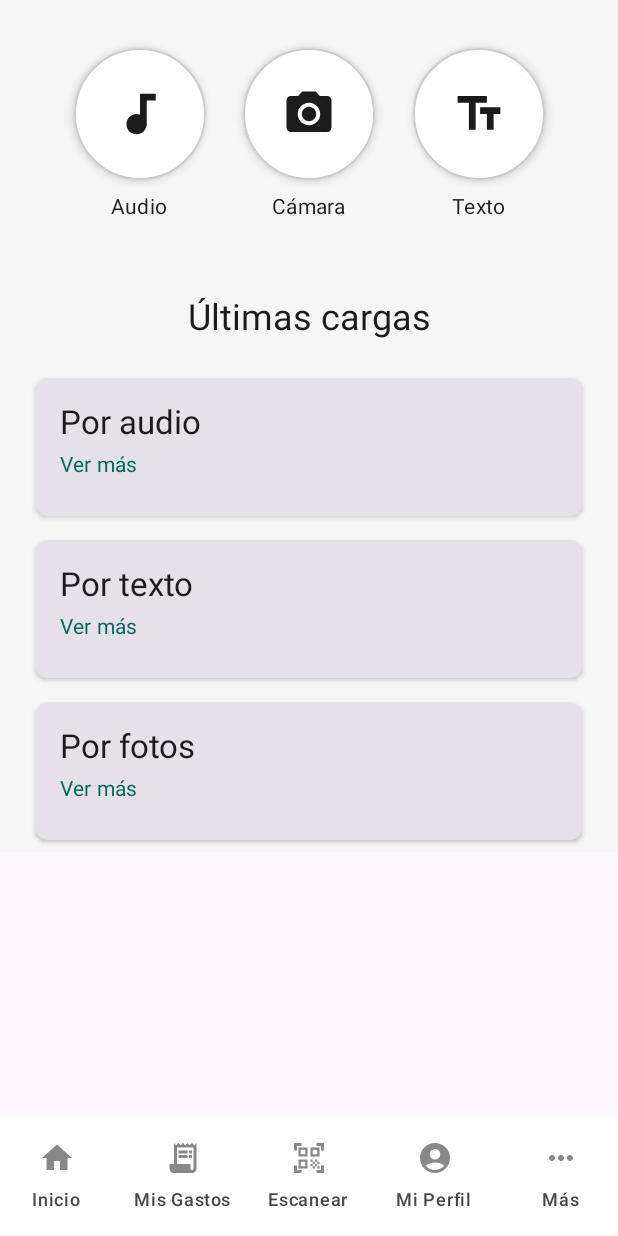
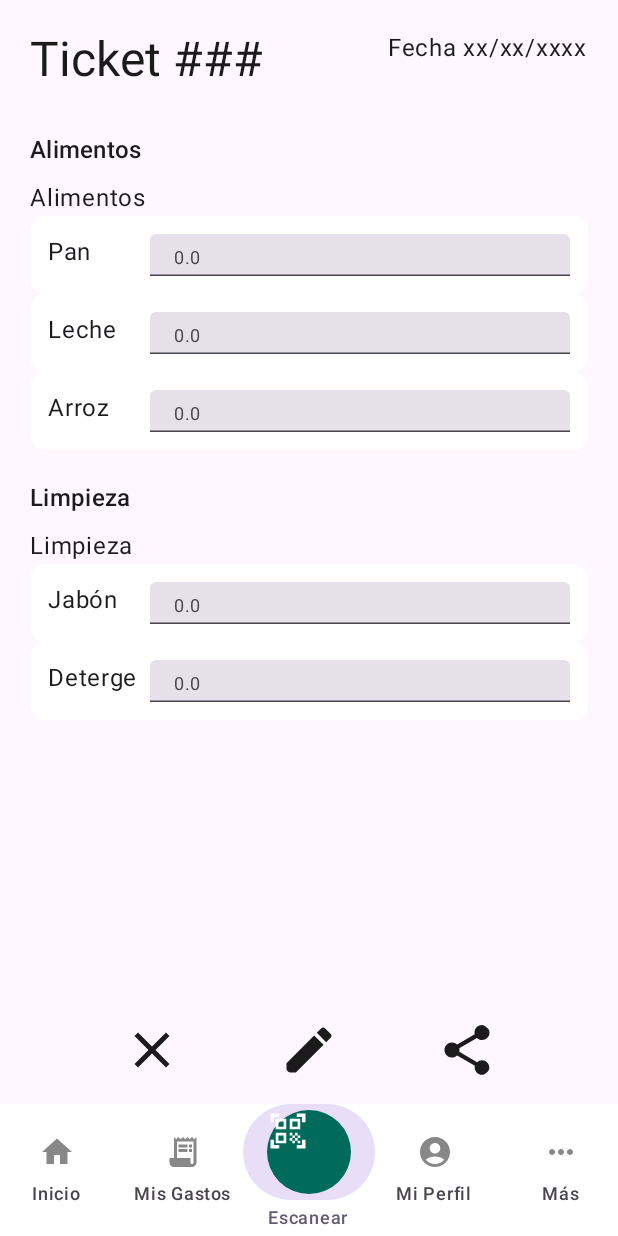
Before and after one commit to UTN-FRBA-Mobile/TicketScan, an Android app built with Jetpack Compose: the screen it shows after launch (MainActivity), item 3 of the bottom bar chosen, on a phone screen of 412 x 824 dp. Run offline under Robolectric (Android 15) with nearby library versions, the phone set to English and light mode, and no system bars.

Commit message:
Partial commit

```diff
--- a/app/src/main/java/com/example/ticketscan/MainActivity.kt
+++ b/app/src/main/java/com/example/ticketscan/MainActivity.kt
@@ -11,6 +11,7 @@ import androidx.compose.runtime.Composable
 import androidx.compose.ui.Modifier
 import androidx.compose.ui.tooling.preview.Preview
 import androidx.navigation.compose.rememberNavController
+import androidx.navigation.compose.composable
 import com.example.ticketscan.ui.components.TicketScanBottomNavigation
 import com.example.ticketscan.ui.screens.HomeScreen
 import com.example.ticketscan.ui.theme.TicketScanThemeProvider
@@ -24,12 +25,20 @@ class MainActivity : ComponentActivity() {
                 val navController = rememberNavController()
                 Scaffold(
                     modifier = Modifier.fillMaxSize(),
-                    bottomBar = { TicketScanBottomNavigation(navController) }
+                    bottomBar = { TicketScanBottomNavigation(navController) { navController.navigate("scan") } }
                 ) { innerPadding ->
-                    HomeScreen(
+                    // Simple NavHost to switch between screens so bottom navigation works and preview/navigation to ticket works
+                    androidx.navigation.compose.NavHost(
                         navController = navController,
+                        startDestination = "home",
                         modifier = Modifier.padding(innerPadding)
-                    )
+                    ) {
+                        composable("home") { HomeScreen(navController = navController) }
+                        composable("expenses") { /* TODO: Expenses screen */ HomeScreen(navController = navController) }
+                        composable("scan") { com.example.ticketscan.ui.screens.TicketScreen(navController = navController) }
+                        composable("profile") { /* TODO: Profile screen */ HomeScreen(navController = navController) }
+                        composable("more") { /* TODO: More screen */ HomeScreen(navController = navController) }
+                    }
                 }
             }
         }
--- /dev/null
+++ b/app/src/main/java/com/example/ticketscan/domain/repositories/TicketRepository.kt
@@ -0,0 +1,7 @@
+package com.example.ticketscan.domain.repositories
+
+import com.example.ticketscan.ui.screens.Category
+
+interface TicketRepository {
+    suspend fun createTicket(): List<Category>
+}
--- /dev/null
+++ b/app/src/main/java/com/example/ticketscan/domain/repositories/TicketRepositoryImpl.kt
@@ -0,0 +1,32 @@
+package com.example.ticketscan.domain.repositories
+
+import com.example.ticketscan.dto.CategoryDto
+import com.example.ticketscan.dto.ItemDto
+import com.example.ticketscan.dto.toDomain
+import com.example.ticketscan.ui.screens.Category
+
+class TicketRepositoryImpl : TicketRepository {
+    override suspend fun createTicket(): List<Category> {
+        val dtoList = listOf(
+            CategoryDto(
+                id = "1",
+                title = "Alimentos",
+                elements = listOf(
+                    ItemDto("pan", "Pan", 7.0F),
+                    ItemDto("leche", "Leche", 5.0F),
+                    ItemDto("arroz", "Arroz", 3.0F)
+                )
+            ),
+            CategoryDto(
+                id = "2",
+                title = "Limpieza",
+                elements = listOf(
+                    ItemDto("jabon", "Jabón", 2.0F),
+                    ItemDto("detergente", "Detergente", 1.0F)
+                )
+            )
+        )
+
+        return dtoList.map { it.toDomain() }
+    }
+}
--- /dev/null
+++ b/app/src/main/java/com/example/ticketscan/dto/CategoryDto.kt
@@ -0,0 +1,25 @@
+package com.example.ticketscan.dto
+
+import com.example.ticketscan.ui.screens.Category
+import com.example.ticketscan.ui.screens.Item
+
+data class CategoryDto(
+    val id: String,
+    val title: String,
+    val elements: List<ItemDto>
+)
+
+fun CategoryDto.toDomain(): Category {
+    return Category(
+        name = title,
+        items = elements.map { it.toDomain() }
+    )
+}
+
+fun ItemDto.toDomain(): Item {
+    return Item(
+        name = label,
+        route = "detalle/$id", // Ejemplo: generamos route en base al id
+        quantity = quantity
+    )
+}
--- /dev/null
+++ b/app/src/main/java/com/example/ticketscan/dto/ItemDto.kt
@@ -0,0 +1,7 @@
+package com.example.ticketscan.dto
+
+data class ItemDto(
+    val id: String,
+    val label: String,
+    val quantity: Float
+)
--- a/app/src/main/java/com/example/ticketscan/ui/components/TicketScanBottomNavigation.kt
+++ b/app/src/main/java/com/example/ticketscan/ui/components/TicketScanBottomNavigation.kt
@@ -4,6 +4,10 @@ import androidx.compose.material3.NavigationBar
 import androidx.compose.material3.NavigationBarItem
 import androidx.compose.material3.Icon
 import androidx.compose.material3.Text
+import androidx.compose.foundation.background
+import androidx.compose.foundation.layout.Box
+import androidx.compose.foundation.layout.size
+import androidx.compose.foundation.shape.CircleShape
 import androidx.compose.runtime.Composable
 import androidx.compose.runtime.getValue
 import androidx.compose.ui.Modifier
@@ -42,6 +46,31 @@ fun TicketScanBottomNavigation(
     ) {
         BottomNavItem.items.forEach { item ->
             val isSelected = currentRoute == item.route
+            if (item is BottomNavItem.Scan) {
+                // Render a larger circular central button
+                NavigationBarItem(
+                    icon = {
+                        Box(
+                            modifier = Modifier
+                                .size(56.dp)
+                                .background(color = TicketScanTheme.colors.primary, shape = CircleShape)
+                        ) {
+                            Icon(
+                                imageVector = item.icon,
+                                contentDescription = item.label,
+                                tint = TicketScanTheme.colors.onPrimary,
+                                modifier = Modifier.size(28.dp)
+                            )
+                        }
+                    },
+                    label = { Text(item.label) },
+                    selected = isSelected,
+                    onClick = {
+                        if (onScanClick != null) onScanClick()
+                    },
+                    alwaysShowLabel = false
+                )
+            } else {
                 NavigationBarItem(
                     icon = {
                         Icon(
@@ -52,15 +81,10 @@ fun TicketScanBottomNavigation(
                     },
                     label = { Text(item.label) },
                     selected = isSelected,
-                onClick = {
-                    if (item is BottomNavItem.Scan && onScanClick != null) {
-                        onScanClick()
-                    } else {
-                        navController.navigate(item.route)
-                    }
-                },
+                    onClick = { navController.navigate(item.route) },
                     alwaysShowLabel = true
                 )
             }
         }
     }
+}
--- a/app/src/main/java/com/example/ticketscan/ui/components/UploadOption.kt
+++ b/app/src/main/java/com/example/ticketscan/ui/components/UploadOption.kt
@@ -13,6 +13,7 @@ import androidx.compose.foundation.layout.size
 import androidx.compose.foundation.shape.CircleShape
 import androidx.compose.material3.Card
 import androidx.compose.material3.CardDefaults
+import androidx.compose.material3.Icon
 import androidx.compose.material3.Text
 import androidx.compose.runtime.Composable
 import androidx.compose.ui.Alignment
@@ -45,7 +46,7 @@ fun UploadOption(
                     .background(TicketScanTheme.colors.surface)
                     .fillMaxSize()
             ) {
-                androidx.compose.material3.Icon(
+                Icon(
                     imageVector = icon,
                     contentDescription = label,
                     tint = TicketScanTheme.colors.onSurface,
--- /dev/null
+++ b/app/src/main/java/com/example/ticketscan/ui/screens/TicketScreen.kt
@@ -0,0 +1,189 @@
+package com.example.ticketscan.ui.screens
+
+import androidx.compose.foundation.clickable
+import androidx.compose.foundation.layout.Arrangement
+import androidx.compose.foundation.layout.Column
+import androidx.compose.foundation.layout.Row
+import androidx.compose.foundation.layout.Spacer
+import androidx.compose.foundation.layout.fillMaxSize
+import androidx.compose.foundation.layout.fillMaxWidth
+import androidx.compose.foundation.layout.height
+import androidx.compose.foundation.layout.padding
+import androidx.compose.foundation.layout.size
+import androidx.compose.foundation.layout.width
+import androidx.compose.foundation.text.KeyboardOptions
+import androidx.compose.foundation.text.input.InputTransformation
+import androidx.compose.foundation.text.input.TextFieldLineLimits
+import androidx.compose.foundation.text.input.maxLength
+import androidx.compose.foundation.text.input.rememberTextFieldState
+import androidx.compose.foundation.text.input.then
+import androidx.compose.material3.Button
+import androidx.compose.material3.Text
+import androidx.compose.material3.TextField
+import androidx.compose.runtime.Composable
+import androidx.compose.runtime.collectAsState
+import androidx.compose.runtime.getValue
+import androidx.compose.runtime.mutableStateOf
+import androidx.compose.runtime.remember
+import androidx.compose.runtime.setValue
+import androidx.compose.ui.Modifier
+import androidx.compose.ui.graphics.FilterQuality
+import androidx.compose.ui.text.input.KeyboardType
+import androidx.compose.ui.tooling.preview.Preview
+import androidx.compose.ui.unit.dp
+import androidx.core.text.isDigitsOnly
+import androidx.lifecycle.viewmodel.compose.viewModel
+import androidx.navigation.NavController
+import androidx.navigation.compose.rememberNavController
+import com.example.ticketscan.domain.repositories.TicketRepositoryImpl
+import com.example.ticketscan.ui.theme.TicketScanTheme
+import com.example.ticketscan.ui.theme.TicketScanThemeProvider
+
+
+@Composable
+fun TicketScreen(
+    navController: NavController,
+) {
+    val factory = remember { TicketViewModelFactory(TicketRepositoryImpl()) }
+    val viewModel: TicketViewModel = viewModel(factory = factory)
+
+    val categories by viewModel.categories.collectAsState()
+
+    TicketScanThemeProvider {
+        Column(
+            modifier = Modifier
+                .fillMaxSize()
+                .padding(horizontal = 20.dp, vertical = 12.dp)
+        ) {
+            Spacer(Modifier.height(8.dp))
+            Row(modifier = Modifier.fillMaxWidth(), horizontalArrangement = Arrangement.SpaceBetween) {
+                Text(
+                    text = "Ticket ###",
+                    style = TicketScanTheme.typography.headlineLarge,
+                    color = TicketScanTheme.colors.onBackground
+                )
+                Text(
+                    text = "Fecha xx/xx/xxxx",
+                    style = TicketScanTheme.typography.bodyLarge,
+                    color = TicketScanTheme.colors.onBackground
+                )
+            }
+
+            Spacer(Modifier.height(20.dp))
+
+            categories.forEach { category ->
+                Text(
+                    text = category.name,
+                    style = TicketScanTheme.typography.titleMedium,
+                    color = TicketScanTheme.colors.onBackground,
+                    modifier = Modifier.padding(vertical = 8.dp)
+                )
+                CategorySection(category = category, navController = navController)
+                Spacer(Modifier.height(12.dp))
+            }
+
+            Spacer(Modifier.weight(1f)) // push actions to bottom
+
+            Row(
+                modifier = Modifier.fillMaxWidth(),
+                horizontalArrangement = Arrangement.SpaceEvenly
+            ) {
+                androidx.compose.material3.IconButton(onClick = { /* eliminar */ }) {
+                    androidx.compose.material3.Icon(
+                        imageVector = com.example.ticketscan.ui.theme.TicketScanIcons.Close,
+                        contentDescription = "Eliminar",
+                        tint = TicketScanTheme.colors.onBackground,
+                        modifier = Modifier.size(40.dp)
+                    )
+                }
+                androidx.compose.material3.IconButton(onClick = { /* editar */ }) {
+                    androidx.compose.material3.Icon(
+                        imageVector = com.example.ticketscan.ui.theme.TicketScanIcons.Edit,
+                        contentDescription = "Editar",
+                        tint = TicketScanTheme.colors.onBackground,
+                        modifier = Modifier.size(40.dp)
+                    )
+                }
+                androidx.compose.material3.IconButton(onClick = { /* compartir */ }) {
+                    androidx.compose.material3.Icon(
+                        imageVector = com.example.ticketscan.ui.theme.TicketScanIcons.Share,
+                        contentDescription = "Compartir",
+                        tint = TicketScanTheme.colors.onBackground,
+                        modifier = Modifier.size(40.dp)
+                    )
+                }
+            }
+        }
+    }
+}
+
+@Composable
+fun CategorySection(category: Category, navController: NavController) {
+    Text(category.name)
+    Column {
+        category.items.forEach { item ->
+            ItemRow(item, navController)
+        }
+    }
+}
+
+@Composable
+fun ItemRow(item: Item, navController: NavController) {
+    Row(
+        modifier = Modifier
+            .height(52.dp)
+            .fillMaxWidth()
+    ) {
+        androidx.compose.foundation.shape.RoundedCornerShape(8.dp)
+        androidx.compose.material3.Surface(
+            shape = androidx.compose.foundation.shape.RoundedCornerShape(10.dp),
+            color = TicketScanTheme.colors.surface,
+            tonalElevation = 4.dp,
+            modifier = Modifier
+                .fillMaxWidth()
+        ) {
+            Row(modifier = Modifier.padding(12.dp), horizontalArrangement = Arrangement.SpaceBetween) {
+                Text(
+                    item.name,
+                    modifier = Modifier
+                        .weight(1f)
+                        .clickable(enabled = item.route != null) {
+                            item.route?.let { navController.navigate(it) }
+                        }
+                )
+                IntTextField()
+            }
+        }
+    }
+}
+
+@Composable
+fun IntTextField() {
+    var text by remember { mutableStateOf("0.0") }
+    val number: Int? = text.toIntOrNull() // null si no es número válido
+
+    TextField(
+        value = text,
+        onValueChange = { newText -> text = newText },
+        label = { Text(text) },
+        keyboardOptions = KeyboardOptions(keyboardType = KeyboardType.Number)
+    )
+}
+
+@Preview(showBackground = true)
+@Composable
+fun TicketScreenPreview() {
+    val navController = rememberNavController()
+    TicketScreen(navController = navController)
+}
+
+data class Category(
+    val name: String,
+    val items: List<Item>
+)
+
+data class Item(
+    val name: String,
+    val quantity: Float,
+    val route: String? = null // opcional, por si querés redirigir
+)
--- /dev/null
+++ b/app/src/main/java/com/example/ticketscan/ui/screens/TicketViewModel.kt
@@ -0,0 +1,41 @@
+package com.example.ticketscan.ui.screens
+
+import androidx.lifecycle.ViewModel
+import androidx.lifecycle.ViewModelProvider
+import androidx.lifecycle.viewModelScope
+import com.example.ticketscan.domain.repositories.TicketRepository
+import com.example.ticketscan.domain.repositories.TicketRepositoryImpl
+import kotlinx.coroutines.flow.MutableStateFlow
+import kotlinx.coroutines.flow.StateFlow
+import kotlinx.coroutines.launch
+
+class TicketViewModel(
+    private val repository: TicketRepository = TicketRepositoryImpl()
+) : ViewModel() {
+
+    private val _categories = MutableStateFlow<List<Category>>(emptyList())
+    val categories: StateFlow<List<Category>> = _categories
+
+    init {
+        loadCategories()
+    }
+
+    private fun loadCategories() {
+        viewModelScope.launch {
+            val result = repository.createTicket()
+            _categories.value = result
+        }
+    }
+}
+
+class TicketViewModelFactory(
+    private val repository: TicketRepository
+) : ViewModelProvider.Factory {
+    override fun <T : ViewModel> create(modelClass: Class<T>): T {
+        if (modelClass.isAssignableFrom(TicketViewModel::class.java)) {
+            @Suppress("UNCHECKED_CAST")
+            return TicketViewModel(repository) as T
+        }
+        throw IllegalArgumentException("Unknown ViewModel class")
+    }
+}
--- a/app/src/main/java/com/example/ticketscan/ui/theme/TicketScanIcons.kt
+++ b/app/src/main/java/com/example/ticketscan/ui/theme/TicketScanIcons.kt
@@ -10,6 +10,9 @@ import androidx.compose.material.icons.filled.MoreHoriz
 import androidx.compose.material.icons.filled.QrCodeScanner
 import androidx.compose.material.icons.filled.ReceiptLong
 import androidx.compose.material.icons.filled.TextFields
+import androidx.compose.material.icons.filled.Close
+import androidx.compose.material.icons.filled.Edit
+import androidx.compose.material.icons.filled.Share
 
 object TicketScanIcons {
     val Home: ImageVector = Icons.Filled.Home
@@ -20,4 +23,7 @@ object TicketScanIcons {
     val Audio: ImageVector = Icons.Filled.Audiotrack
     val Camera: ImageVector = Icons.Filled.CameraAlt
     val Text: ImageVector = Icons.Filled.TextFields
+    val Close: ImageVector = Icons.Filled.Close
+    val Edit: ImageVector = Icons.Filled.Edit
+    val Share: ImageVector = Icons.Filled.Share
 }
```
Lines whose indentation alone changed are shown as unchanged.
